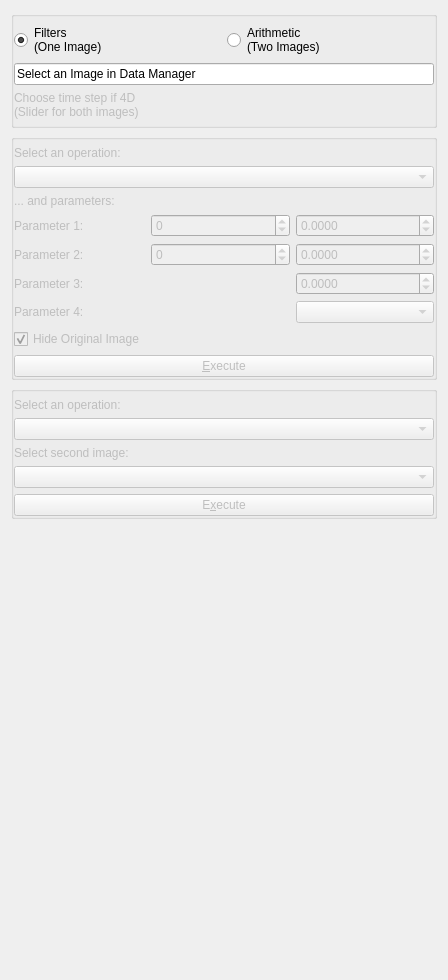
Above: Plugins/Mipf_Plugin_BasicImageProcess/QmitkBasicImageProcessingViewControls.ui from linson7017/MIPF before the change. Below: the same form after it.
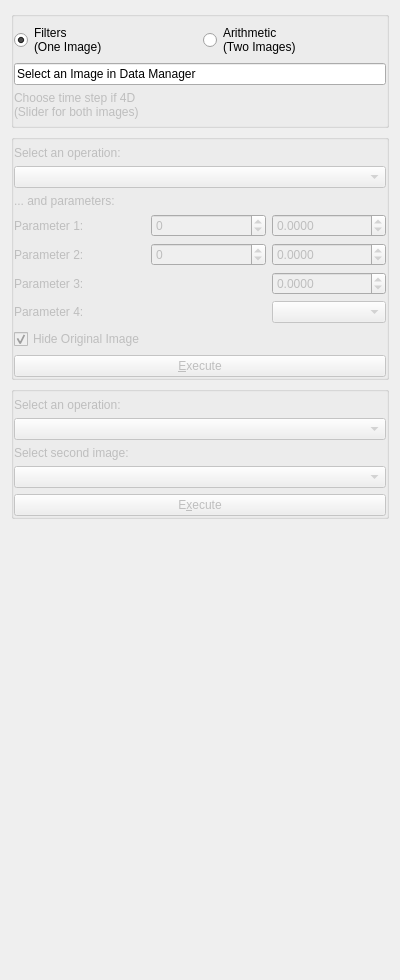
That is the form after the change. Custom widgets are drawn as their Qt base class.

```diff
--- a/Plugins/Mipf_Plugin_BasicImageProcess/QmitkBasicImageProcessingViewControls.ui
+++ b/Plugins/Mipf_Plugin_BasicImageProcess/QmitkBasicImageProcessingViewControls.ui
@@ -6,7 +6,7 @@
    <rect>
     <x>0</x>
     <y>0</y>
-    <width>448</width>
+    <width>400</width>
     <height>980</height>
    </rect>
   </property>
```
